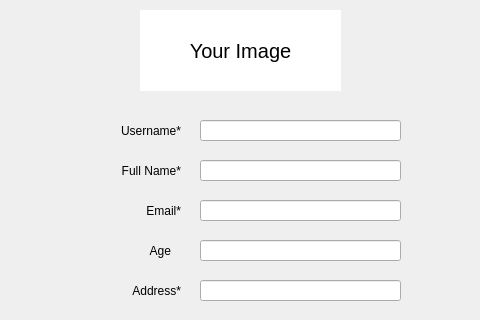
This is MicroManage/signupform.ui in greg-maceachern12/MicroManage as Qt 5 draws it before an edit; both pictures show x 160 to 640 and y 0 to 320 of the 829 by 590 pixel window. The edited form follows.
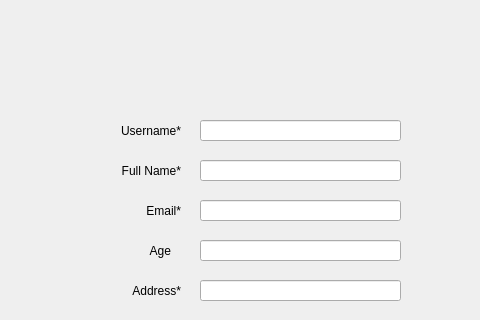
This is the edited form.

```diff
--- a/MicroManage/signupform.ui
+++ b/MicroManage/signupform.ui
@@ -35,27 +35,6 @@
     <set>Qt::AlignRight|Qt::AlignTrailing|Qt::AlignVCenter</set>
    </property>
   </widget>
-  <widget class="QLabel" name="label_10">
-   <property name="geometry">
-    <rect>
-     <x>300</x>
-     <y>10</y>
-     <width>201</width>
-     <height>81</height>
-    </rect>
-   </property>
-   <property name="styleSheet">
-    <string notr="true">font-family: &quot;Avenir Next&quot;;
-font-size: 20px;
-background-color: white;</string>
-   </property>
-   <property name="text">
-    <string>Your Image</string>
-   </property>
-   <property name="alignment">
-    <set>Qt::AlignCenter</set>
-   </property>
-  </widget>
   <widget class="QLabel" name="label_4">
    <property name="geometry">
     <rect>
```
Left out of the diff: 4 changed lines with no effect on the pictures.
